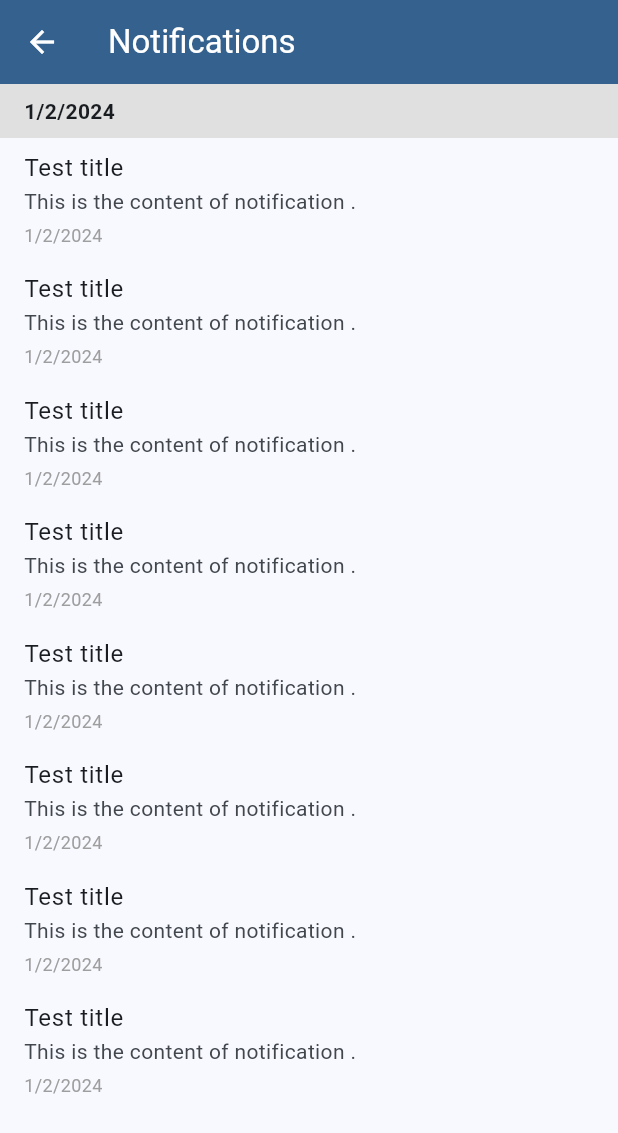
After one commit to owidi-001/dayliff_group4, a Flutter app: the NotificationsScreen screen opened directly, on a phone screen of 412 x 824 dp. The commit adds this screen. Shown: the top 1133 px of the screen. Run offline on Flutter 3.47's test engine with Material 3 defaults, Android fonts, the phone set to English and light mode, and no system bars; our stand-ins replace bloc, cached_network_image, date_picker_timeline, dio, equatable, flutter_bloc and 11 more; missing offline and left inert: android_intent_plus, dio_http_formatter, flutter_polyline_points, geolocator_platform_interface; accounts and stored records are empty; project files that could hold a hidden picture were left out.

Commit message:
Welcome pages, theme update, notifications, hidding maps key

```diff
--- a/lib/features/auth/login.dart
+++ b/lib/features/auth/login.dart
@@ -48,6 +48,8 @@ class _LoginState extends State<Login> {
           previous.loginSuccess != current.loginSuccess,
       child: Scaffold(
         appBar: AppBar(
+          backgroundColor: Theme.of(context).colorScheme.primary,
+          foregroundColor: Theme.of(context).colorScheme.onPrimary,
           title: const Text("Login"),
         ),
         body: SingleChildScrollView(
--- a/lib/features/auth/widgets/form.dart
+++ b/lib/features/auth/widgets/form.dart
@@ -11,7 +11,7 @@ class AppButton extends StatelessWidget {
     return ElevatedButton(
       style: ButtonStyle(
         backgroundColor:
-            MaterialStatePropertyAll(Theme.of(context).primaryColorDark),
+            MaterialStatePropertyAll(Theme.of(context).colorScheme.primary),
         foregroundColor:
             MaterialStatePropertyAll(Theme.of(context).colorScheme.onPrimary),
         fixedSize: const MaterialStatePropertyAll(Size(double.maxFinite, 50)),
--- a/lib/features/dashboard/components/home/models/route/route.dart
+++ b/lib/features/dashboard/components/home/models/route/route.dart
@@ -1,4 +1,6 @@
 // This file is "main.dart"
+// ignore_for_file: invalid_annotation_target
+
 import 'dart:io';
 
 import 'package:freezed_annotation/freezed_annotation.dart';
@@ -127,7 +129,7 @@ final dummyRoute = RoutePool(
     orders: [
       Order(
         customerName: "John Doe",
-        customerPhone: "0791381653",
+        customerPhone: "0700000000",
         orderDate: DateTime.now(),
         status: OrderStatus.PENDING,
         route: -1,
@@ -138,7 +140,7 @@ final dummyRoute = RoutePool(
       ),
       Order(
         customerName: "John Doe",
-        customerPhone: "0791381653",
+        customerPhone: "0700000000",
         orderDate: DateTime.now(),
         status: OrderStatus.PENDING,
         route: -1,
@@ -148,7 +150,7 @@ final dummyRoute = RoutePool(
       ),
       Order(
         customerName: "John Doe",
-        customerPhone: "0791381653",
+        customerPhone: "0700000000",
         orderDate: DateTime.now(),
         status: OrderStatus.PENDING,
         route: -1,
--- a/lib/features/dashboard/components/home/widgets/order_dialog.dart
+++ b/lib/features/dashboard/components/home/widgets/order_dialog.dart
@@ -141,7 +141,7 @@ class OrderDialog extends StatelessWidget {
                         "From:",
                         style: Theme.of(context).textTheme.titleSmall!.copyWith(
                             fontWeight: FontWeight.bold,
-                            color: Theme.of(context).primaryColor),
+                            color: Theme.of(context).colorScheme.primary),
                       ),
                       Text(
                         routeName,
@@ -170,7 +170,7 @@ class OrderDialog extends StatelessWidget {
                         "Dest:",
                         style: Theme.of(context).textTheme.titleSmall!.copyWith(
                             fontWeight: FontWeight.bold,
-                            color: Theme.of(context).primaryColor),
+                            color: Theme.of(context).colorScheme.primary),
                       ),
                       Text(
                         "${order.destination!.name}",
--- a/lib/features/dashboard/components/home/widgets/return_card.dart
+++ b/lib/features/dashboard/components/home/widgets/return_card.dart
@@ -124,7 +124,7 @@ class ReturnCard extends StatelessWidget {
                       "From:",
                       style: Theme.of(context).textTheme.titleSmall!.copyWith(
                           fontWeight: FontWeight.bold,
-                          color: Theme.of(context).primaryColor),
+                          color: Theme.of(context).colorScheme.primary),
                     ),
                     Text(
                       "Donholm",
@@ -153,7 +153,7 @@ class ReturnCard extends StatelessWidget {
                       "Dest:",
                       style: Theme.of(context).textTheme.titleSmall!.copyWith(
                           fontWeight: FontWeight.bold,
-                          color: Theme.of(context).primaryColor),
+                          color: Theme.of(context).colorScheme.primary),
                     ),
                     Text(
                       "Warehouse",
--- /dev/null
+++ b/lib/features/dashboard/components/notifications/models/notifications.dart
@@ -0,0 +1,24 @@
+import 'package:freezed_annotation/freezed_annotation.dart';
+
+part 'notifications.freezed.dart';
+part 'notifications.g.dart';
+
+@freezed
+class NotificationModel with _$NotificationModel {
+  const factory NotificationModel({
+    required String title,
+    required String content,
+    required DateTime date,
+    required bool isRead,
+  }) = _NotificationModel;
+
+  factory NotificationModel.fromJson(Map<String, dynamic> json) =>
+      _$NotificationModelFromJson(json);
+}
+
+final dummyNotification = NotificationModel(
+  title: 'Test title',
+  content: 'This is the content of notification .',
+  date: DateTime.now(),
+  isRead: false,
+);
--- /dev/null
+++ b/lib/features/dashboard/components/notifications/notifications.dart
@@ -0,0 +1,91 @@
+import 'package:dayliff/features/dashboard/components/notifications/models/notifications.dart';
+import 'package:flutter/material.dart';
+import 'package:flutter/services.dart';
+
+class NotificationsScreen extends StatelessWidget {
+  const NotificationsScreen({super.key});
+
+  @override
+  Widget build(BuildContext context) {
+    final notifications = List.generate(
+      8,
+      (index) => dummyNotification,
+    );
+    SystemChrome.setSystemUIOverlayStyle(
+      SystemUiOverlayStyle(
+        statusBarColor: Theme.of(context).colorScheme.primary,
+      ),
+    );
+    return Scaffold(
+      appBar: AppBar(
+        backgroundColor: Theme.of(context).colorScheme.primary,
+        foregroundColor: Theme.of(context).colorScheme.onPrimary,
+        title: const Text('Notifications'),
+      ),
+      body: ListView.builder(
+        itemCount: notifications.length,
+        itemBuilder: (context, index) {
+          final notification = notifications[index];
+          final formattedDate = _formatDate(notification.date);
+
+          // Check if the previous notification has a different date
+          final bool showDate = index == 0 ||
+              _isDifferentDate(
+                  notification.date, notifications[index - 1].date);
+
+          return Column(
+            crossAxisAlignment: CrossAxisAlignment.stretch,
+            children: [
+              if (showDate)
+                Container(
+                  padding:
+                      const EdgeInsets.symmetric(vertical: 8, horizontal: 16),
+                  color: Colors.grey[300],
+                  child: Text(
+                    formattedDate,
+                    style: const TextStyle(fontWeight: FontWeight.bold),
+                  ),
+                ),
+              ListTile(
+                title: Text(notification.title),
+                subtitle: Column(
+                  crossAxisAlignment: CrossAxisAlignment.start,
+                  children: [
+                    Text(notification.content),
+
+                    const SizedBox(
+                        height: 4), // Add some spacing between content and date
+                    Text(
+                      _formatDate(notification.date),
+                      style: const TextStyle(
+                        color: Colors.grey, // Customize the date text color
+                        fontSize: 12, // Customize the date text size
+                      ),
+                    ),
+                  ],
+                ),
+                onTap: () {
+                  // Add your onTap logic here
+                },
+                // Customize the ListTile based on isRead status
+                tileColor: notification.isRead ? Colors.grey[200] : null,
+              ),
+            ],
+          );
+        },
+      ),
+    );
+  }
+
+  String _formatDate(DateTime date) {
+    // Format the date as per your requirements
+    return '${date.day}/${date.month}/${date.year}';
+  }
+
+  bool _isDifferentDate(DateTime date1, DateTime date2) {
+    // Check if two dates are different (for grouping by date)
+    return date1.day != date2.day ||
+        date1.month != date2.month ||
+        date1.year != date2.year;
+  }
+}
--- a/lib/features/dashboard/components/route_detail/route_back.dart
+++ b/lib/features/dashboard/components/route_detail/route_back.dart
@@ -184,7 +184,7 @@
 //               "${pool.name} Route",
 //               style: Theme.of(context).textTheme.titleMedium!.copyWith(
 //                   fontWeight: FontWeight.bold,
-//                   color: Theme.of(context).primaryColor),
+//                   color: Theme.of(context).colorScheme.primary),
 //             ),
 //             centerTitle: true,
 //             actions: [
--- a/lib/features/dashboard/components/route_detail/widgets/route_orders.dart
+++ b/lib/features/dashboard/components/route_detail/widgets/route_orders.dart
@@ -57,7 +57,8 @@ class RouteOrders extends StatelessWidget {
                             TextSpan(
                                 text: pool.orders[index].customerName,
                                 style: TextStyle(
-                                    color: Theme.of(context).primaryColor))
+                                    color:
+                                        Theme.of(context).colorScheme.primary))
                           ],
                           style:
                               Theme.of(context).textTheme.titleSmall!.copyWith(
--- a/lib/utils/widgets.dart
+++ b/lib/utils/widgets.dart
@@ -13,7 +13,7 @@ class LoadingIllustrator extends StatelessWidget {
         return DecoratedBox(
           decoration: BoxDecoration(
             color: index.isEven
-                ? Theme.of(context).primaryColor
+                ? Theme.of(context).colorScheme.primary
                 : Theme.of(context).colorScheme.tertiary,
           ),
         );
```
Also changed, not shown: lib/features/auth/reset_password.dart (+8 -0 lines), lib/features/auth/welcome.dart (added, +84 -0 lines), lib/features/dashboard/base.dart (+10 -2 lines), lib/features/dashboard/components/checkout/checkout.dart (+4 -4 lines), lib/features/dashboard/components/home/home.dart (+74 -42 lines), lib/features/dashboard/components/home/widgets/pool_card.dart (+11 -7 lines), lib/features/dashboard/components/route_detail/route_view.dart (+48 -20 lines), lib/features/dashboard/components/settings/settings.dart (+5 -8 lines), lib/features/dashboard/components/settings/widgets/settings_tabs.dart (+3 -9 lines), lib/main.dart (+24 -1 lines), lib/features/dashboard/components/notifications/models/notifications.freezed.dart (added), lib/features/dashboard/components/notifications/models/notifications.g.dart (added), 5 other files.
